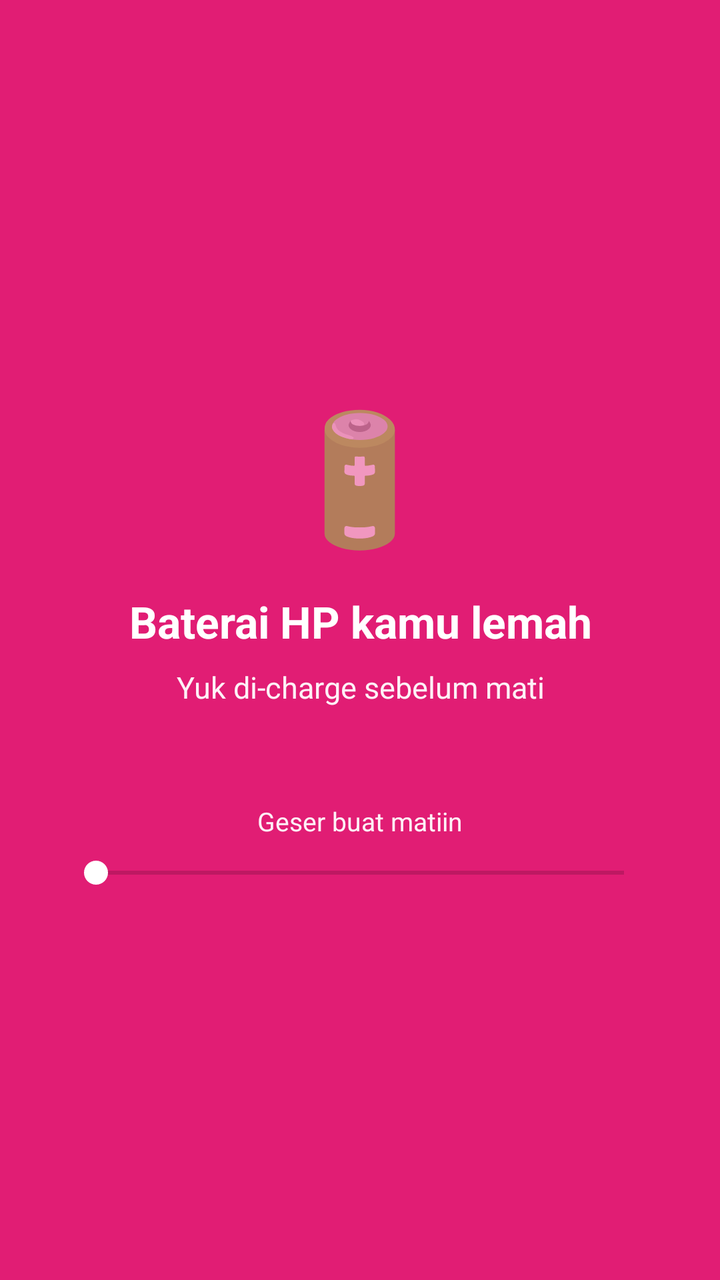
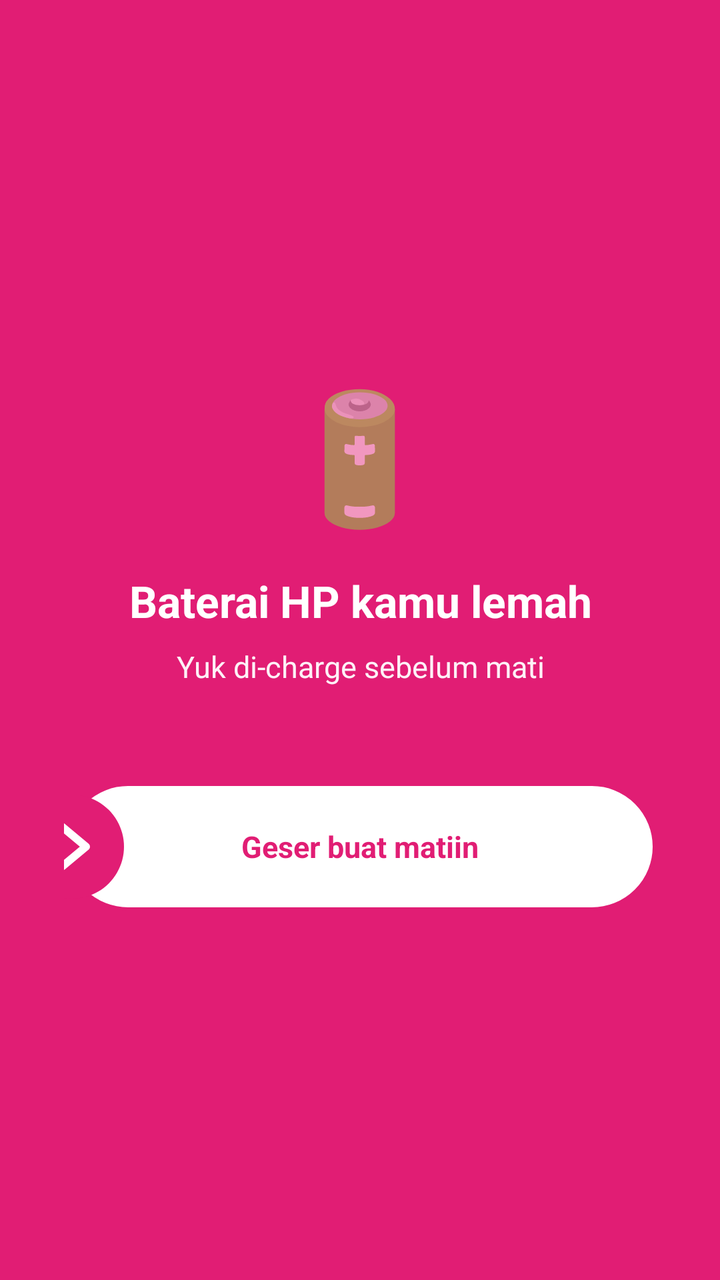

The first picture is an Android layout as it rendered before a commit; the second is the same layout after the commit. The layout source and the unified diff follow.
<!-- AndroidManifest.xml: fallback theme Theme.MaterialComponents.DayNight.NoActionBar -->
<!-- res/layout/activity_battery_alert.xml -->
<?xml version="1.0" encoding="utf-8"?>
<LinearLayout xmlns:android="http://schemas.android.com/apk/res/android"
  android:layout_width="match_parent"
  android:layout_height="match_parent"
  android:orientation="vertical"
  android:gravity="center"
  android:background="#e11d74"
  android:padding="32dp">

  <TextView
    android:id="@+id/battery_alert_icon"
    android:layout_width="wrap_content"
    android:layout_height="wrap_content"
    android:text="🔋"
    android:textSize="64sp"
    android:layout_marginBottom="16dp" />

  <TextView
    android:id="@+id/battery_alert_title"
    android:layout_width="wrap_content"
    android:layout_height="wrap_content"
    android:text="Baterai HP kamu lemah"
    android:textColor="#ffffff"
    android:textSize="22sp"
    android:textStyle="bold"
    android:gravity="center"
    android:layout_marginBottom="8dp" />

  <TextView
    android:id="@+id/battery_alert_subtitle"
    android:layout_width="wrap_content"
    android:layout_height="wrap_content"
    android:text="Yuk di-charge sebelum mati"
    android:textColor="#F0FFFFFF"
    android:textSize="15sp"
    android:gravity="center"
    android:layout_marginBottom="48dp" />

  <TextView
    android:layout_width="wrap_content"
    android:layout_height="wrap_content"
    android:text="Geser buat matiin"
    android:textColor="#F0FFFFFF"
    android:textSize="13sp"
    android:layout_marginBottom="8dp" />

  <SeekBar
    android:id="@+id/battery_alert_dismiss_seekbar"
    android:layout_width="match_parent"
    android:layout_height="wrap_content"
    android:max="100"
    android:progress="0"
    android:progressTint="#ffffff"
    android:thumbTint="#ffffff" />

</LinearLayout>
<!-- resources referenced by this layout -->
<resources>

</resources>

<!-- the commit's change to res/layout/activity_battery_alert.xml (unified diff, before → after) -->
@@ -1,5 +1,6 @@
 <?xml version="1.0" encoding="utf-8"?>
 <LinearLayout xmlns:android="http://schemas.android.com/apk/res/android"
+  android:id="@+id/battery_alert_root"
   android:layout_width="match_parent"
   android:layout_height="match_parent"
   android:orientation="vertical"
@@ -36,21 +37,38 @@
     android:gravity="center"
     android:layout_marginBottom="48dp" />
 
-  <TextView
-    android:layout_width="wrap_content"
-    android:layout_height="wrap_content"
-    android:text="Geser buat matiin"
-    android:textColor="#F0FFFFFF"
-    android:textSize="13sp"
-    android:layout_marginBottom="8dp" />
+  
+  <FrameLayout
+    android:layout_width="match_parent"
+    android:layout_height="64dp">
 
-  <SeekBar
-    android:id="@+id/battery_alert_dismiss_seekbar"
-    android:layout_width="match_parent"
-    android:layout_height="wrap_content"
-    android:max="100"
-    android:progress="0"
-    android:progressTint="#ffffff"
-    android:thumbTint="#ffffff" />
+    <View
+      android:layout_width="match_parent"
+      android:layout_height="match_parent"
+      android:background="@drawable/battery_alert_track_bg" />
+
+    <TextView
+      android:id="@+id/battery_alert_swipe_label"
+      android:layout_width="wrap_content"
+      android:layout_height="wrap_content"
+      android:layout_gravity="center"
+      android:text="Geser buat matiin"
+      android:textColor="#e11d74"
+      android:textSize="15sp"
+      android:textStyle="bold" />
+
+    <SeekBar
+      android:id="@+id/battery_alert_dismiss_seekbar"
+      android:layout_width="match_parent"
+      android:layout_height="match_parent"
+      android:max="100"
+      android:progress="0"
+      android:progressDrawable="@android:color/transparent"
+      android:splitTrack="false"
+      android:thumb="@drawable/battery_alert_thumb"
+      android:paddingStart="4dp"
+      android:paddingEnd="4dp" />
+
+  </FrameLayout>
 
 </LinearLayout>
<!-- resource entries referenced after the edit -->
@@ -1,5 +1,31 @@
 <!-- resources referenced by this layout -->
 <resources>
-
+  <!-- drawable battery_alert_thumb (drawable) -->
+  <?xml version="1.0" encoding="utf-8"?>
+  <vector xmlns:android="http://schemas.android.com/apk/res/android"
+      android:width="56dp"
+      android:height="56dp"
+      android:viewportWidth="56"
+      android:viewportHeight="56">
+    
+    <path
+        android:fillColor="#e11d74"
+        android:pathData="M28,2 A26,26 0 1,1 27.99,2 Z" />
+    
+    <path
+        android:strokeColor="#ffffff"
+        android:strokeWidth="4"
+        android:strokeLineCap="round"
+        android:strokeLineJoin="round"
+        android:fillColor="#00000000"
+        android:pathData="M23,18 L35,28 L23,38" />
+  </vector>
+  <!-- drawable battery_alert_track_bg (drawable) -->
+  <?xml version="1.0" encoding="utf-8"?>
+  <shape xmlns:android="http://schemas.android.com/apk/res/android" android:shape="rectangle">
+    <solid android:color="#ffffff" />
+    <stroke android:width="1.5dp" android:color="#e11d74" />
+    <corners android:radius="32dp" />
+  </shape>
 </resources>
 
